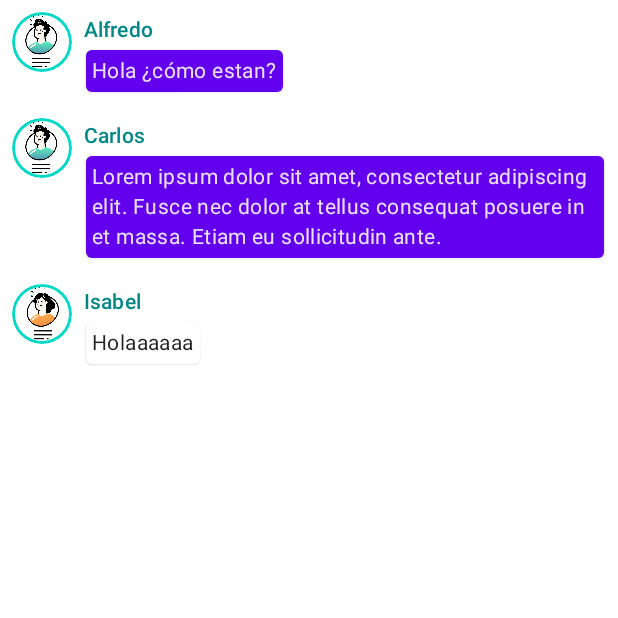
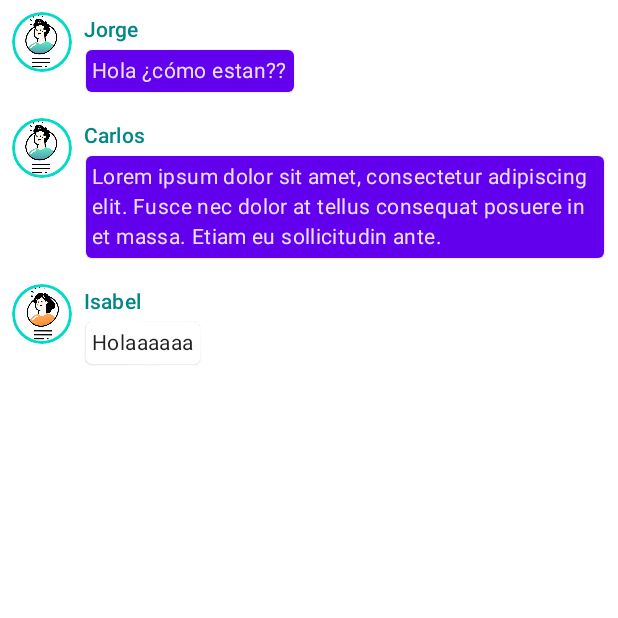
Before and after one commit to zamudio1243/Jetpack-Compose-MVVM-simple-example, an Android app built with Jetpack Compose: the screen it shows after launch (MainActivity), after a tap on "Carlos", on a phone screen of 412 x 824 dp, the top half of it. Run offline under Robolectric (Android 15) with nearby library versions, the phone set to English and light mode, and no system bars; 1 other tap on this screen came first.

Commit message:
- Probando el gitHUB

```diff
--- a/app/src/main/java/com/example/compose_simple_example/MainActivity.kt
+++ b/app/src/main/java/com/example/compose_simple_example/MainActivity.kt
@@ -48,8 +48,8 @@ fun PreviewConversation(){
 
 private fun populateList() = arrayListOf(
     Message(
-        author = "Alfredo",
-        body = "Hola ¿cómo estan?",
+        author = "Jorge",
+        body = "Hola ¿cómo estan??", //calando PUSH
         gender = Gender.MALE
     ),
     Message(
--- a/build.gradle
+++ b/build.gradle
@@ -8,7 +8,7 @@ buildscript {
         mavenCentral()
     }
     dependencies {
-        classpath "com.android.tools.build:gradle:7.0.2"
+        classpath 'com.android.tools.build:gradle:7.0.3'
         classpath "org.jetbrains.kotlin:kotlin-gradle-plugin:1.5.21"
         classpath 'com.google.dagger:hilt-android-gradle-plugin:2.38.1'
 
```
